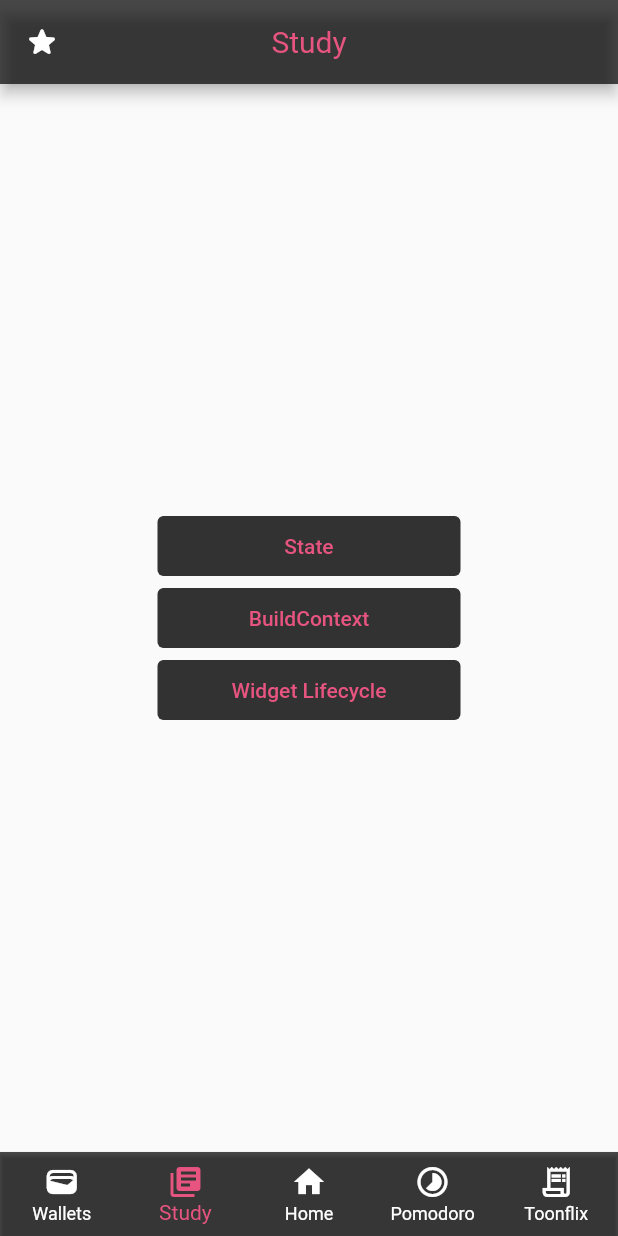
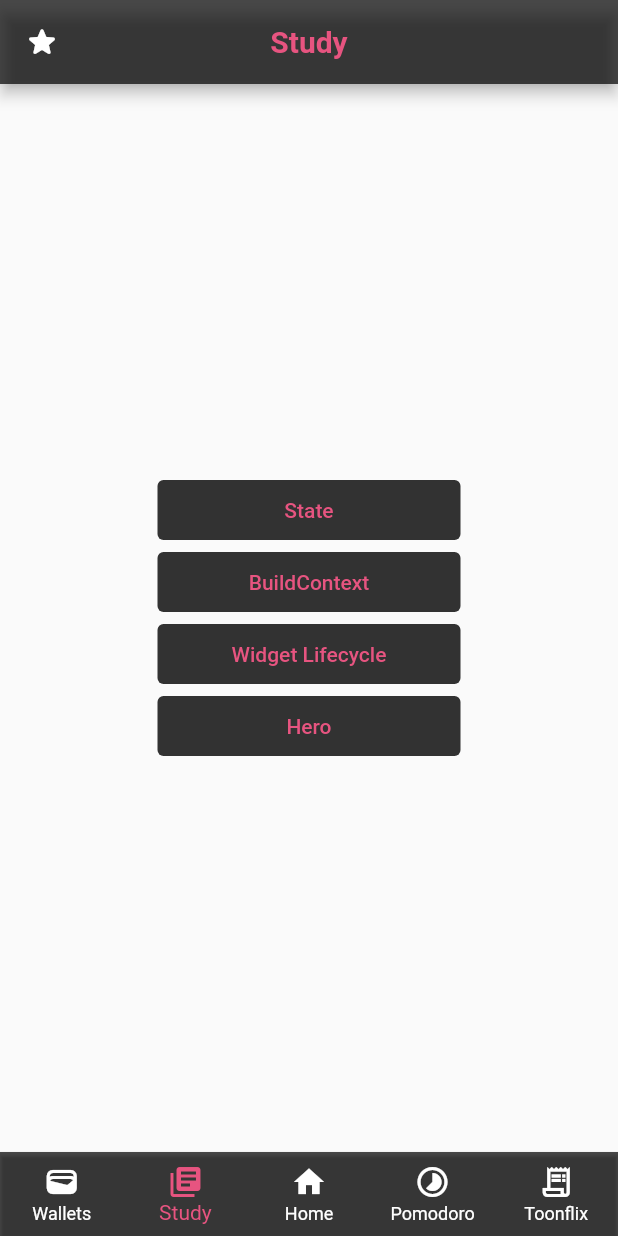
Before and after one commit to GangOn0215/flutter-toonfilx, a Flutter app: the screen it shows after launch, item 2 of the bottom bar chosen, on a phone screen of 412 x 824 dp. Run offline on Flutter 3.47's test engine with Material 2 defaults, Android fonts, the phone set to English and light mode, and no system bars; network calls fail.

Commit message:
1. study_screen 내에서 모든것을 처리하던것을 state_screen, build_context_screen, widget_life_cycle_screen을 따로 만들어 작업
2. Hero 테스트 추가
3. 자주 사용하는 함수를 /utils/common.dart를 만들어 관리

```diff
--- a/lib/main.dart
+++ b/lib/main.dart
@@ -1,4 +1,5 @@
 import 'package:flutter/material.dart';
+import 'package:toonflix/utils/common.dart';
 import 'package:toonflix/utils/tab_item.dart';
 import 'package:toonflix/utils/tab_navigator.dart';
 import 'package:toonflix/widgets/bottom_navigation.dart';
@@ -8,34 +9,14 @@ void main() {
 }
 
 class App extends StatelessWidget {
-  final _commonBackgroundColor = Colors.black.withOpacity(0.7);
-  final _commonFontColor = const Color(0xFFE75480);
+  final heroController = HeroController();
 
   App({super.key});
 
   @override
   Widget build(BuildContext context) {
     return MaterialApp(
-      theme: ThemeData(
-        textTheme: const TextTheme(
-          titleLarge: TextStyle(
-            color: Colors.amber,
-          ),
-        ),
-        bottomNavigationBarTheme: BottomNavigationBarThemeData(
-          elevation: 1,
-          backgroundColor: _commonBackgroundColor,
-          unselectedItemColor: Colors.white,
-          selectedItemColor: _commonFontColor,
-        ),
-        appBarTheme: AppBarTheme(
-          backgroundColor: _commonBackgroundColor,
-          titleTextStyle: TextStyle(
-            color: _commonFontColor,
-            fontSize: 20,
-          ),
-        ),
-      ),
+      theme: commonThemeData(),
       home: const RoutePage(),
     );
   }
--- a/lib/screens/home_screen.dart
+++ b/lib/screens/home_screen.dart
@@ -1,4 +1,5 @@
 import 'package:flutter/material.dart';
+import 'package:toonflix/utils/common.dart';
 
 class HomeScreen extends StatelessWidget {
   const HomeScreen({super.key});
@@ -6,9 +7,7 @@ class HomeScreen extends StatelessWidget {
   @override
   Widget build(BuildContext context) {
     return Scaffold(
-      appBar: AppBar(
-        title: const Text('Home'),
-      ),
+      appBar: buildAppBar(title: 'Home', context: context),
       body: const Center(
         child: Text('HGome'),
       ),
--- a/lib/screens/study_screen.dart
+++ b/lib/screens/study_screen.dart
@@ -1,6 +1,10 @@
 import 'package:flutter/material.dart';
+import 'package:toonflix/screens/study/Hero_screen.dart';
+import 'package:toonflix/screens/study/build_context_screen.dart';
+import 'package:toonflix/screens/study/state_screen.dart';
+import 'package:toonflix/screens/study/widget_lifecycle_screen.dart';
+import 'package:toonflix/utils/common.dart';
 import 'package:toonflix/widgets/study/button_nav.dart';
-import 'package:toonflix/widgets/study/state_button_small.dart';
 
 class StudyScreen extends StatelessWidget {
   const StudyScreen({super.key});
@@ -8,14 +12,14 @@ class StudyScreen extends StatelessWidget {
   @override
   Widget build(BuildContext context) {
     return Scaffold(
-      appBar: _buildAppBar(title: 'Study', context: context),
+      appBar: buildAppBar(title: 'Study', context: context),
       body: Center(
         child: Column(
           mainAxisAlignment: MainAxisAlignment.center,
           children: [
             ButtonNav(
               text: 'State',
-              builder: (context) => const StudyState(),
+              builder: (context) => const StateScreen(),
             ),
             ButtonNav(
               text: 'BuildContext',
@@ -23,75 +27,11 @@ class StudyScreen extends StatelessWidget {
             ),
             ButtonNav(
               text: 'Widget Lifecycle',
-              builder: (context) => const StudyWidgetLifeCycle(),
+              builder: (context) => const WidgetLifeCycle(),
             ),
-          ],
-        ),
-      ),
-    );
-  }
-}
-
-class StudyState extends StatefulWidget {
-  const StudyState({super.key});
-
-  @override
-  State<StudyState> createState() => _StudyStateState();
-}
-
-class _StudyStateState extends State<StudyState> {
-  int count = 0;
-
-  void onClickAdd() {
-    setState(() {
-      count += 1;
-    });
-  }
-
-  void onClickMinus() {
-    setState(() {
-      count -= 1;
-    });
-  }
-
-  @override
-  Widget build(BuildContext context) {
-    return Scaffold(
-      appBar: _buildAppBar(title: 'State', context: context),
-      body: Center(
-        child: Column(
-          mainAxisAlignment: MainAxisAlignment.center,
-          children: [
-            const Text(
-              'Counter',
-              style: TextStyle(
-                fontSize: 30,
-              ),
-            ),
-            Text(
-              '$count',
-              style: const TextStyle(
-                fontSize: 25,
-              ),
-            ),
-            const SizedBox(
-              height: 20,
-            ),
-            Row(
-              mainAxisAlignment: MainAxisAlignment.center,
-              children: [
-                StateButtonSmall(
-                  icon: Icons.add,
-                  onPressed: onClickAdd,
-                ),
-                const SizedBox(
-                  width: 10,
-                ),
-                StateButtonSmall(
-                  icon: Icons.remove,
-                  onPressed: onClickMinus,
-                ),
-              ],
+            ButtonNav(
+              text: 'Hero',
+              builder: (context) => const HeroScreen(),
             )
           ],
         ),
@@ -99,147 +39,3 @@ class _StudyStateState extends State<StudyState> {
     );
   }
 }
-
-class StudyBuildContext extends StatefulWidget {
-  const StudyBuildContext({super.key});
-
-  @override
-  State<StudyBuildContext> createState() => _StudyBuildContextState();
-}
-
-class _StudyBuildContextState extends State<StudyBuildContext> {
-  @override
-  Widget build(BuildContext context) {
-    return Scaffold(
-      backgroundColor: const Color(0xfff4eddb),
-      appBar: _buildAppBar(
-        title: 'Build Context',
-        context: context,
-      ),
-      body: const Center(
-        child: Column(
-          mainAxisAlignment: MainAxisAlignment.center,
-          children: [
-            MyLargeTitle(),
-          ],
-        ),
-      ),
-    );
-  }
-}
-
-class MyLargeTitle extends StatelessWidget {
-  const MyLargeTitle({
-    super.key,
-  });
-
-  @override
-  Widget build(BuildContext context) {
-    return Text(
-      'Build Context',
-      style: TextStyle(
-        fontSize: 30,
-        color: Theme.of(context).textTheme.titleLarge!.color,
-      ),
-    );
-  }
-}
-
-class StudyWidgetLifeCycle extends StatefulWidget {
-  const StudyWidgetLifeCycle({super.key});
-
-  @override
-  State<StudyWidgetLifeCycle> createState() => _StudyWidgetLifeCycleState();
-}
-
-class _StudyWidgetLifeCycleState extends State<StudyWidgetLifeCycle> {
-  bool isLive = true;
-
-  void toggleLive() {
-    setState(() {
-      isLive = !isLive;
-    });
-  }
-
-  @override
-  Widget build(BuildContext context) {
-    return Scaffold(
-      backgroundColor: const Color(0xfff4eddb),
-      appBar: _buildAppBar(
-        title: 'Widget LifeCycle',
-        context: context,
-      ),
-      body: Center(
-        child: Column(
-          mainAxisAlignment: MainAxisAlignment.center,
-          children: [
-            isLive ? const CycleLife() : const Text(''),
-            const SizedBox(
-              height: 20,
-            ),
-            IconButton(
-              onPressed: toggleLive,
-              icon: const Icon(Icons.delete),
-            )
-          ],
-        ),
-      ),
-    );
-  }
-}
-
-class CycleLife extends StatefulWidget {
-  const CycleLife({
-    super.key,
-  });
-
-  @override
-  State<CycleLife> createState() => _CycleLifeState();
-}
-
-class _CycleLifeState extends State<CycleLife> {
-  @override
-  void initState() {
-    super.initState();
-
-    print('init');
-  }
-
-  @override
-  void dispose() {
-    super.dispose();
-
-    print('dispose');
-  }
-
-  @override
-  Widget build(BuildContext context) {
-    print('build');
-    return const Text(
-      'Widget LifeCycle',
-      style: TextStyle(
-        fontSize: 30,
-      ),
-    );
-  }
-}
-
-PreferredSizeWidget _buildAppBar({
-  required String title,
-  required BuildContext context,
-}) {
-  return AppBar(
-    centerTitle: true,
-    title: Text(
-      title,
-    ),
-    leading: IconButton(
-      icon: Icon(Navigator.canPop(context)
-          ? Icons.arrow_back_ios_new_outlined
-          : Icons.star_rounded),
-      onPressed: () => {
-        if (Navigator.canPop(context)) {Navigator.of(context).pop()}
-      },
-    ),
-  );
-}
--- /dev/null
+++ b/lib/utils/common.dart
@@ -0,0 +1,50 @@
+import 'package:flutter/material.dart';
+
+ThemeData commonThemeData() {
+  final commonBackgroundColor = Colors.black.withOpacity(0.7);
+  const commonFontColor = Color(0xFFE75480);
+
+  return ThemeData(
+    textTheme: const TextTheme(
+      titleLarge: TextStyle(
+        color: Colors.amber,
+      ),
+    ),
+    bottomNavigationBarTheme: BottomNavigationBarThemeData(
+      elevation: 1,
+      backgroundColor: commonBackgroundColor,
+      unselectedItemColor: Colors.white,
+      selectedItemColor: commonFontColor,
+    ),
+    appBarTheme: AppBarTheme(
+      backgroundColor: commonBackgroundColor,
+      titleTextStyle: const TextStyle(
+        color: commonFontColor,
+        fontSize: 20,
+        fontWeight: FontWeight.w600,
+      ),
+    ),
+  );
+}
+
+PreferredSizeWidget buildAppBar({
+  required String title,
+  required BuildContext context,
+}) {
+  return AppBar(
+    centerTitle: true,
+    title: Text(
+      title,
+    ),
+    leading: IconButton(
+      icon: Icon(
+        Navigator.canPop(context)
+            ? Icons.arrow_back_ios_new_outlined
+            : Icons.star_rounded,
+      ),
+      onPressed: () => {
+        if (Navigator.canPop(context)) {Navigator.of(context).pop()}
+      },
+    ),
+  );
+}
--- a/lib/widgets/bottom_navigation.dart
+++ b/lib/widgets/bottom_navigation.dart
@@ -35,7 +35,7 @@ class BottomNavigation extends StatelessWidget {
         BottomNavigationBarItem(
           icon: Icon(Icons.receipt_long_outlined),
           label: 'Toonflix',
-        )
+        ),
       ],
       onTap: (index) => onSelectTab(
         TabItem.values[index],
```
Also changed, not shown: lib/screens/study/Hero_page_screen.dart (added, +23 -0 lines), lib/screens/study/Hero_screen.dart (added, +63 -0 lines), lib/screens/study/build_context_screen.dart (added, +47 -0 lines), lib/screens/study/state_screen.dart (added, +71 -0 lines), lib/screens/study/widget_lifecycle_screen.dart (added, +81 -0 lines), lib/screens/study_state.dart (deleted, +0 -14 lines).
